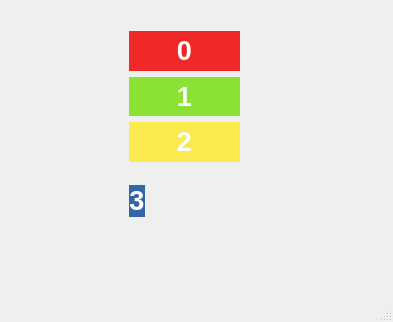
Old version of the form qtc_layout/mainwindow.ui in the repository korhanmd/pyqt-practice.
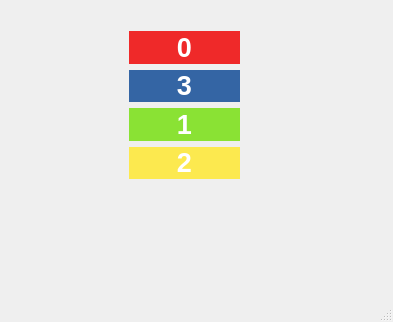
New version of the form.

Commit message: Insert widget into the layout

```diff
--- a/qtc_layout/mainwindow.ui
+++ b/qtc_layout/mainwindow.ui
@@ -14,471 +14,13 @@
    <string>MainWindow</string>
   </property>
   <widget class="QWidget" name="centralwidget">
-   <widget class="QLabel" name="label_4">
-    <property name="geometry">
-     <rect>
-      <x>129</x>
-      <y>185</y>
-      <width>16</width>
-      <height>32</height>
-     </rect>
-    </property>
-    <property name="palette">
-     <palette>
-      <active>
-       <colorrole role="WindowText">
-        <brush brushstyle="SolidPattern">
-         <color alpha="255">
-          <red>0</red>
-          <green>0</green>
-          <blue>0</blue>
-         </color>
-        </brush>
-       </colorrole>
-       <colorrole role="Button">
-        <brush brushstyle="SolidPattern">
-         <color alpha="255">
-          <red>52</red>
-          <green>101</green>
-          <blue>164</blue>
-         </color>
-        </brush>
-       </colorrole>
-       <colorrole role="Light">
-        <brush brushstyle="SolidPattern">
-         <color alpha="255">
-          <red>78</red>
-          <green>152</green>
-          <blue>246</blue>
-         </color>
-        </brush>
-       </colorrole>
-       <colorrole role="Midlight">
-        <brush brushstyle="SolidPattern">
-         <color alpha="255">
-          <red>65</red>
-          <green>126</green>
-          <blue>205</blue>
-         </color>
-        </brush>
-       </colorrole>
-       <colorrole role="Dark">
-        <brush brushstyle="SolidPattern">
-         <color alpha="255">
-          <red>26</red>
-          <green>50</green>
-          <blue>82</blue>
-         </color>
-        </brush>
-       </colorrole>
-       <colorrole role="Mid">
-        <brush brushstyle="SolidPattern">
-         <color alpha="255">
-          <red>34</red>
-          <green>67</green>
-          <blue>109</blue>
-         </color>
-        </brush>
-       </colorrole>
-       <colorrole role="Text">
-        <brush brushstyle="SolidPattern">
-         <color alpha="255">
-          <red>0</red>
-          <green>0</green>
-          <blue>0</blue>
-         </color>
-        </brush>
-       </colorrole>
-       <colorrole role="BrightText">
-        <brush brushstyle="SolidPattern">
-         <color alpha="255">
-          <red>255</red>
-          <green>255</green>
-          <blue>255</blue>
-         </color>
-        </brush>
-       </colorrole>
-       <colorrole role="ButtonText">
-        <brush brushstyle="SolidPattern">
-         <color alpha="255">
-          <red>0</red>
-          <green>0</green>
-          <blue>0</blue>
-         </color>
-        </brush>
-       </colorrole>
-       <colorrole role="Base">
-        <brush brushstyle="SolidPattern">
-         <color alpha="255">
-          <red>255</red>
-          <green>255</green>
-          <blue>255</blue>
-         </color>
-        </brush>
-       </colorrole>
-       <colorrole role="Window">
-        <brush brushstyle="SolidPattern">
-         <color alpha="255">
-          <red>52</red>
-          <green>101</green>
-          <blue>164</blue>
-         </color>
-        </brush>
-       </colorrole>
-       <colorrole role="Shadow">
-        <brush brushstyle="SolidPattern">
-         <color alpha="255">
-          <red>0</red>
-          <green>0</green>
-          <blue>0</blue>
-         </color>
-        </brush>
-       </colorrole>
-       <colorrole role="AlternateBase">
-        <brush brushstyle="SolidPattern">
-         <color alpha="255">
-          <red>153</red>
-          <green>178</green>
-          <blue>209</blue>
-         </color>
-        </brush>
-       </colorrole>
-       <colorrole role="ToolTipBase">
-        <brush brushstyle="SolidPattern">
-         <color alpha="255">
-          <red>255</red>
-          <green>255</green>
-          <blue>220</blue>
-         </color>
-        </brush>
-       </colorrole>
-       <colorrole role="ToolTipText">
-        <brush brushstyle="SolidPattern">
-         <color alpha="255">
-          <red>0</red>
-          <green>0</green>
-          <blue>0</blue>
-         </color>
-        </brush>
-       </colorrole>
-       <colorrole role="PlaceholderText">
-        <brush brushstyle="SolidPattern">
-         <color alpha="128">
-          <red>0</red>
-          <green>0</green>
-          <blue>0</blue>
-         </color>
-        </brush>
-       </colorrole>
-      </active>
-      <inactive>
-       <colorrole role="WindowText">
-        <brush brushstyle="SolidPattern">
-         <color alpha="255">
-          <red>0</red>
-          <green>0</green>
-          <blue>0</blue>
-         </color>
-        </brush>
-       </colorrole>
-       <colorrole role="Button">
-        <brush brushstyle="SolidPattern">
-         <color alpha="255">
-          <red>52</red>
-          <green>101</green>
-          <blue>164</blue>
-         </color>
-        </brush>
-       </colorrole>
-       <colorrole role="Light">
-        <brush brushstyle="SolidPattern">
-         <color alpha="255">
-          <red>78</red>
-          <green>152</green>
-          <blue>246</blue>
-         </color>
-        </brush>
-       </colorrole>
-       <colorrole role="Midlight">
-        <brush brushstyle="SolidPattern">
-         <color alpha="255">
-          <red>65</red>
-          <green>126</green>
-          <blue>205</blue>
-         </color>
-        </brush>
-       </colorrole>
-       <colorrole role="Dark">
-        <brush brushstyle="SolidPattern">
-         <color alpha="255">
-          <red>26</red>
-          <green>50</green>
-          <blue>82</blue>
-         </color>
-        </brush>
-       </colorrole>
-       <colorrole role="Mid">
-        <brush brushstyle="SolidPattern">
-         <color alpha="255">
-          <red>34</red>
-          <green>67</green>
-          <blue>109</blue>
-         </color>
-        </brush>
-       </colorrole>
-       <colorrole role="Text">
-        <brush brushstyle="SolidPattern">
-         <color alpha="255">
-          <red>0</red>
-          <green>0</green>
-          <blue>0</blue>
-         </color>
-        </brush>
-       </colorrole>
-       <colorrole role="BrightText">
-        <brush brushstyle="SolidPattern">
-         <color alpha="255">
-          <red>255</red>
-          <green>255</green>
-          <blue>255</blue>
-         </color>
-        </brush>
-       </colorrole>
-       <colorrole role="ButtonText">
-        <brush brushstyle="SolidPattern">
-         <color alpha="255">
-          <red>0</red>
-          <green>0</green>
-          <blue>0</blue>
-         </color>
-        </brush>
-       </colorrole>
-       <colorrole role="Base">
-        <brush brushstyle="SolidPattern">
-         <color alpha="255">
-          <red>255</red>
-          <green>255</green>
-          <blue>255</blue>
-         </color>
-        </brush>
-       </colorrole>
-       <colorrole role="Window">
-        <brush brushstyle="SolidPattern">
-         <color alpha="255">
-          <red>52</red>
-          <green>101</green>
-          <blue>164</blue>
-         </color>
-        </brush>
-       </colorrole>
-       <colorrole role="Shadow">
-        <brush brushstyle="SolidPattern">
-         <color alpha="255">
-          <red>0</red>
-          <green>0</green>
-          <blue>0</blue>
-         </color>
-        </brush>
-       </colorrole>
-       <colorrole role="AlternateBase">
-        <brush brushstyle="SolidPattern">
-         <color alpha="255">
-          <red>153</red>
-          <green>178</green>
-          <blue>209</blue>
-         </color>
-        </brush>
-       </colorrole>
-       <colorrole role="ToolTipBase">
-        <brush brushstyle="SolidPattern">
-         <color alpha="255">
-          <red>255</red>
-          <green>255</green>
-          <blue>220</blue>
-         </color>
-        </brush>
-       </colorrole>
-       <colorrole role="ToolTipText">
-        <brush brushstyle="SolidPattern">
-         <color alpha="255">
-          <red>0</red>
-          <green>0</green>
-          <blue>0</blue>
-         </color>
-        </brush>
-       </colorrole>
-       <colorrole role="PlaceholderText">
-        <brush brushstyle="SolidPattern">
-         <color alpha="128">
-          <red>0</red>
-          <green>0</green>
-          <blue>0</blue>
-         </color>
-        </brush>
-       </colorrole>
-      </inactive>
-      <disabled>
-       <colorrole role="WindowText">
-        <brush brushstyle="SolidPattern">
-         <color alpha="255">
-          <red>26</red>
-          <green>50</green>
-          <blue>82</blue>
-         </color>
-        </brush>
-       </colorrole>
-       <colorrole role="Button">
-        <brush brushstyle="SolidPattern">
-         <color alpha="255">
-          <red>52</red>
-          <green>101</green>
-          <blue>164</blue>
-         </color>
-        </brush>
-       </colorrole>
-       <colorrole role="Light">
-        <brush brushstyle="SolidPattern">
-         <color alpha="255">
-          <red>78</red>
-          <green>152</green>
-          <blue>246</blue>
-         </color>
-        </brush>
-       </colorrole>
-       <colorrole role="Midlight">
-        <brush brushstyle="SolidPattern">
-         <color alpha="255">
-          <red>65</red>
-          <green>126</green>
-          <blue>205</blue>
-         </color>
-        </brush>
-       </colorrole>
-       <colorrole role="Dark">
-        <brush brushstyle="SolidPattern">
-         <color alpha="255">
-          <red>26</red>
-          <green>50</green>
-          <blue>82</blue>
-         </color>
-        </brush>
-       </colorrole>
-       <colorrole role="Mid">
-        <brush brushstyle="SolidPattern">
-         <color alpha="255">
-          <red>34</red>
-          <green>67</green>
-          <blue>109</blue>
-         </color>
-        </brush>
-       </colorrole>
-       <colorrole role="Text">
-        <brush brushstyle="SolidPattern">
-         <color alpha="255">
-          <red>26</red>
-          <green>50</green>
-          <blue>82</blue>
-         </color>
-        </brush>
-       </colorrole>
-       <colorrole role="BrightText">
-        <brush brushstyle="SolidPattern">
-         <color alpha="255">
-          <red>255</red>
-          <green>255</green>
-          <blue>255</blue>
-         </color>
-        </brush>
-       </colorrole>
-       <colorrole role="ButtonText">
-        <brush brushstyle="SolidPattern">
-         <color alpha="255">
-          <red>26</red>
-          <green>50</green>
-          <blue>82</blue>
-         </color>
-        </brush>
-       </colorrole>
-       <colorrole role="Base">
-        <brush brushstyle="SolidPattern">
-         <color alpha="255">
-          <red>52</red>
-          <green>101</green>
-          <blue>164</blue>
-         </color>
-        </brush>
-       </colorrole>
-       <colorrole role="Window">
-        <brush brushstyle="SolidPattern">
-         <color alpha="255">
-          <red>52</red>
-          <green>101</green>
-          <blue>164</blue>
-         </color>
-        </brush>
-       </colorrole>
-       <colorrole role="Shadow">
-        <brush brushstyle="SolidPattern">
-         <color alpha="255">
-          <red>0</red>
-          <green>0</green>
-          <blue>0</blue>
-         </color>
-        </brush>
-       </colorrole>
-       <colorrole role="AlternateBase">
-        <brush brushstyle="SolidPattern">
-         <color alpha="255">
-          <red>52</red>
-          <green>101</green>
-          <blue>164</blue>
-         </color>
-        </brush>
-       </colorrole>
-       <colorrole role="ToolTipBase">
-        <brush brushstyle="SolidPattern">
-         <color alpha="255">
-          <red>255</red>
-          <green>255</green>
-          <blue>220</blue>
-         </color>
-        </brush>
-       </colorrole>
-       <colorrole role="ToolTipText">
-        <brush brushstyle="SolidPattern">
-         <color alpha="255">
-          <red>0</red>
-          <green>0</green>
-          <blue>0</blue>
-         </color>
-        </brush>
-       </colorrole>
-       <colorrole role="PlaceholderText">
-        <brush brushstyle="SolidPattern">
-         <color alpha="128">
-          <red>0</red>
-          <green>0</green>
-          <blue>0</blue>
-         </color>
-        </brush>
-       </colorrole>
-      </disabled>
-     </palette>
-    </property>
-    <property name="autoFillBackground">
-     <bool>true</bool>
-    </property>
-    <property name="text">
-     <string>&lt;html&gt;&lt;head/&gt;&lt;body&gt;&lt;p align=&quot;center&quot;&gt;&lt;span style=&quot; font-size:20pt; font-weight:600; color:#ffffff;&quot;&gt;3&lt;/span&gt;&lt;/p&gt;&lt;/body&gt;&lt;/html&gt;</string>
-    </property>
-   </widget>
    <widget class="QWidget" name="">
     <property name="geometry">
      <rect>
       <x>129</x>
       <y>31</y>
       <width>111</width>
-      <height>131</height>
+      <height>148</height>
      </rect>
     </property>
     <layout class="QVBoxLayout" name="verticalLayout">
@@ -939,6 +481,458 @@
        </property>
       </widget>
      </item>
+     <item>
+      <widget class="QLabel" name="label_4">
+       <property name="palette">
+        <palette>
+         <active>
+          <colorrole role="WindowText">
+           <brush brushstyle="SolidPattern">
+            <color alpha="255">
+             <red>0</red>
+             <green>0</green>
+             <blue>0</blue>
+            </color>
+           </brush>
+          </colorrole>
+          <colorrole role="Button">
+           <brush brushstyle="SolidPattern">
+            <color alpha="255">
+             <red>52</red>
+             <green>101</green>
+             <blue>164</blue>
+            </color>
+           </brush>
+          </colorrole>
+          <colorrole role="Light">
+           <brush brushstyle="SolidPattern">
+            <color alpha="255">
+             <red>78</red>
+             <green>152</green>
+             <blue>246</blue>
+            </color>
+           </brush>
+          </colorrole>
+          <colorrole role="Midlight">
+           <brush brushstyle="SolidPattern">
+            <color alpha="255">
+             <red>65</red>
+             <green>126</green>
+             <blue>205</blue>
+            </color>
+           </brush>
+          </colorrole>
+          <colorrole role="Dark">
+           <brush brushstyle="SolidPattern">
+            <color alpha="255">
+             <red>26</red>
+             <green>50</green>
+             <blue>82</blue>
+            </color>
+           </brush>
+          </colorrole>
+          <colorrole role="Mid">
+           <brush brushstyle="SolidPattern">
+            <color alpha="255">
+             <red>34</red>
+             <green>67</green>
+             <blue>109</blue>
+            </color>
+           </brush>
+          </colorrole>
+          <colorrole role="Text">
+           <brush brushstyle="SolidPattern">
+            <color alpha="255">
+             <red>0</red>
+             <green>0</green>
+             <blue>0</blue>
+            </color>
+           </brush>
+          </colorrole>
+          <colorrole role="BrightText">
+           <brush brushstyle="SolidPattern">
+            <color alpha="255">
+             <red>255</red>
+             <green>255</green>
+             <blue>255</blue>
+            </color>
+           </brush>
+          </colorrole>
+          <colorrole role="ButtonText">
+           <brush brushstyle="SolidPattern">
+            <color alpha="255">
+             <red>0</red>
+             <green>0</green>
+             <blue>0</blue>
+            </color>
+           </brush>
+          </colorrole>
+          <colorrole role="Base">
+           <brush brushstyle="SolidPattern">
+            <color alpha="255">
+             <red>255</red>
+             <green>255</green>
+             <blue>255</blue>
+            </color>
+           </brush>
+          </colorrole>
+          <colorrole role="Window">
+           <brush brushstyle="SolidPattern">
+            <color alpha="255">
+             <red>52</red>
+             <green>101</green>
+             <blue>164</blue>
+            </color>
+           </brush>
+          </colorrole>
+          <colorrole role="Shadow">
+           <brush brushstyle="SolidPattern">
+            <color alpha="255">
+             <red>0</red>
+             <green>0</green>
+             <blue>0</blue>
+            </color>
+           </brush>
+          </colorrole>
+          <colorrole role="AlternateBase">
+           <brush brushstyle="SolidPattern">
+            <color alpha="255">
+             <red>153</red>
+             <green>178</green>
+             <blue>209</blue>
+            </color>
+           </brush>
+          </colorrole>
+          <colorrole role="ToolTipBase">
+           <brush brushstyle="SolidPattern">
+            <color alpha="255">
+             <red>255</red>
+             <green>255</green>
+             <blue>220</blue>
+            </color>
+           </brush>
+          </colorrole>
+          <colorrole role="ToolTipText">
+           <brush brushstyle="SolidPattern">
+            <color alpha="255">
+             <red>0</red>
+             <green>0</green>
+             <blue>0</blue>
+            </color>
+           </brush>
+          </colorrole>
+          <colorrole role="PlaceholderText">
+           <brush brushstyle="SolidPattern">
+            <color alpha="128">
+             <red>0</red>
+             <green>0</green>
+             <blue>0</blue>
+            </color>
+           </brush>
+          </colorrole>
+         </active>
+         <inactive>
+          <colorrole role="WindowText">
+           <brush brushstyle="SolidPattern">
+            <color alpha="255">
+             <red>0</red>
+             <green>0</green>
+             <blue>0</blue>
+            </color>
+           </brush>
+          </colorrole>
+          <colorrole role="Button">
+           <brush brushstyle="SolidPattern">
+            <color alpha="255">
+             <red>52</red>
+             <green>101</green>
+             <blue>164</blue>
+            </color>
+           </brush>
+          </colorrole>
+          <colorrole role="Light">
+           <brush brushstyle="SolidPattern">
+            <color alpha="255">
+             <red>78</red>
+             <green>152</green>
+             <blue>246</blue>
+            </color>
+           </brush>
+          </colorrole>
+          <colorrole role="Midlight">
+           <brush brushstyle="SolidPattern">
+            <color alpha="255">
+             <red>65</red>
+             <green>126</green>
+             <blue>205</blue>
+            </color>
+           </brush>
+          </colorrole>
+          <colorrole role="Dark">
+           <brush brushstyle="SolidPattern">
+            <color alpha="255">
+             <red>26</red>
+             <green>50</green>
+             <blue>82</blue>
+            </color>
+           </brush>
+          </colorrole>
+          <colorrole role="Mid">
+           <brush brushstyle="SolidPattern">
+            <color alpha="255">
+             <red>34</red>
+             <green>67</green>
+             <blue>109</blue>
+            </color>
+           </brush>
+          </colorrole>
+          <colorrole role="Text">
+           <brush brushstyle="SolidPattern">
+            <color alpha="255">
+             <red>0</red>
+             <green>0</green>
+             <blue>0</blue>
+            </color>
+           </brush>
+          </colorrole>
+          <colorrole role="BrightText">
+           <brush brushstyle="SolidPattern">
+            <color alpha="255">
+             <red>255</red>
+             <green>255</green>
+             <blue>255</blue>
+            </color>
+           </brush>
+          </colorrole>
+          <colorrole role="ButtonText">
+           <brush brushstyle="SolidPattern">
+            <color alpha="255">
+             <red>0</red>
+             <green>0</green>
+             <blue>0</blue>
+            </color>
+           </brush>
+          </colorrole>
+          <colorrole role="Base">
+           <brush brushstyle="SolidPattern">
+            <color alpha="255">
+             <red>255</red>
+             <green>255</green>
+             <blue>255</blue>
+            </color>
+           </brush>
+          </colorrole>
+          <colorrole role="Window">
+           <brush brushstyle="SolidPattern">
+            <color alpha="255">
+             <red>52</red>
+             <green>101</green>
+             <blue>164</blue>
+            </color>
+           </brush>
+          </colorrole>
+          <colorrole role="Shadow">
+           <brush brushstyle="SolidPattern">
+            <color alpha="255">
+             <red>0</red>
+             <green>0</green>
+             <blue>0</blue>
+            </color>
+           </brush>
+          </colorrole>
+          <colorrole role="AlternateBase">
+           <brush brushstyle="SolidPattern">
+            <color alpha="255">
+             <red>153</red>
+             <green>178</green>
+             <blue>209</blue>
+            </color>
+           </brush>
+          </colorrole>
+          <colorrole role="ToolTipBase">
+           <brush brushstyle="SolidPattern">
+            <color alpha="255">
+             <red>255</red>
+             <green>255</green>
+             <blue>220</blue>
+            </color>
+           </brush>
+          </colorrole>
+          <colorrole role="ToolTipText">
+           <brush brushstyle="SolidPattern">
+            <color alpha="255">
+             <red>0</red>
+             <green>0</green>
+             <blue>0</blue>
+            </color>
+           </brush>
+          </colorrole>
+          <colorrole role="PlaceholderText">
+           <brush brushstyle="SolidPattern">
+            <color alpha="128">
+             <red>0</red>
+             <green>0</green>
+             <blue>0</blue>
+            </color>
+           </brush>
+          </colorrole>
+         </inactive>
+         <disabled>
+          <colorrole role="WindowText">
+           <brush brushstyle="SolidPattern">
+            <color alpha="255">
+             <red>26</red>
+             <green>50</green>
+             <blue>82</blue>
+            </color>
+           </brush>
+          </colorrole>
+          <colorrole role="Button">
+           <brush brushstyle="SolidPattern">
+            <color alpha="255">
+             <red>52</red>
+             <green>101</green>
+             <blue>164</blue>
+            </color>
+           </brush>
+          </colorrole>
+          <colorrole role="Light">
+           <brush brushstyle="SolidPattern">
+            <color alpha="255">
+             <red>78</red>
+             <green>152</green>
+             <blue>246</blue>
+            </color>
+           </brush>
+          </colorrole>
+          <colorrole role="Midlight">
+           <brush brushstyle="SolidPattern">
+            <color alpha="255">
+             <red>65</red>
+             <green>126</green>
+             <blue>205</blue>
+            </color>
+           </brush>
+          </colorrole>
+          <colorrole role="Dark">
+           <brush brushstyle="SolidPattern">
+            <color alpha="255">
+             <red>26</red>
+             <green>50</green>
+             <blue>82</blue>
+            </color>
+           </brush>
+          </colorrole>
+          <colorrole role="Mid">
+           <brush brushstyle="SolidPattern">
+            <color alpha="255">
+             <red>34</red>
+             <green>67</green>
+             <blue>109</blue>
+            </color>
+           </brush>
+          </colorrole>
+          <colorrole role="Text">
+           <brush brushstyle="SolidPattern">
+            <color alpha="255">
+             <red>26</red>
+             <green>50</green>
+             <blue>82</blue>
+            </color>
+           </brush>
+          </colorrole>
+          <colorrole role="BrightText">
+           <brush brushstyle="SolidPattern">
+            <color alpha="255">
+             <red>255</red>
+             <green>255</green>
+             <blue>255</blue>
+            </color>
+           </brush>
+          </colorrole>
+          <colorrole role="ButtonText">
+           <brush brushstyle="SolidPattern">
+            <color alpha="255">
+             <red>26</red>
+             <green>50</green>
+             <blue>82</blue>
+            </color>
+           </brush>
+          </colorrole>
+          <colorrole role="Base">
+           <brush brushstyle="SolidPattern">
+            <color alpha="255">
+             <red>52</red>
+             <green>101</green>
+             <blue>164</blue>
+            </color>
+           </brush>
+          </colorrole>
+          <colorrole role="Window">
+           <brush brushstyle="SolidPattern">
+            <color alpha="255">
+             <red>52</red>
+             <green>101</green>
+             <blue>164</blue>
+            </color>
+           </brush>
+          </colorrole>
+          <colorrole role="Shadow">
+           <brush brushstyle="SolidPattern">
+            <color alpha="255">
+             <red>0</red>
+             <green>0</green>
+             <blue>0</blue>
+            </color>
+           </brush>
+          </colorrole>
+          <colorrole role="AlternateBase">
+           <brush brushstyle="SolidPattern">
+            <color alpha="255">
+             <red>52</red>
+             <green>101</green>
+             <blue>164</blue>
+            </color>
+           </brush>
+          </colorrole>
+          <colorrole role="ToolTipBase">
+           <brush brushstyle="SolidPattern">
+            <color alpha="255">
+             <red>255</red>
+             <green>255</green>
+             <blue>220</blue>
+            </color>
+           </brush>
+          </colorrole>
+          <colorrole role="ToolTipText">
+           <brush brushstyle="SolidPattern">
+            <color alpha="255">
+             <red>0</red>
+             <green>0</green>
+             <blue>0</blue>
+            </color>
+           </brush>
+          </colorrole>
+          <colorrole role="PlaceholderText">
+           <brush brushstyle="SolidPattern">
+            <color alpha="128">
+             <red>0</red>
+             <green>0</green>
+             <blue>0</blue>
+            </color>
+           </brush>
+          </colorrole>
+         </disabled>
+        </palette>
+       </property>
+       <property name="autoFillBackground">
+        <bool>true</bool>
+       </property>
+       <property name="text">
+        <string>&lt;html&gt;&lt;head/&gt;&lt;body&gt;&lt;p align=&quot;center&quot;&gt;&lt;span style=&quot; font-size:20pt; font-weight:600; color:#ffffff;&quot;&gt;3&lt;/span&gt;&lt;/p&gt;&lt;/body&gt;&lt;/html&gt;</string>
+       </property>
+      </widget>
+     </item>
      <item>
       <widget class="QLabel" name="label_2">
        <property name="palette">
```
